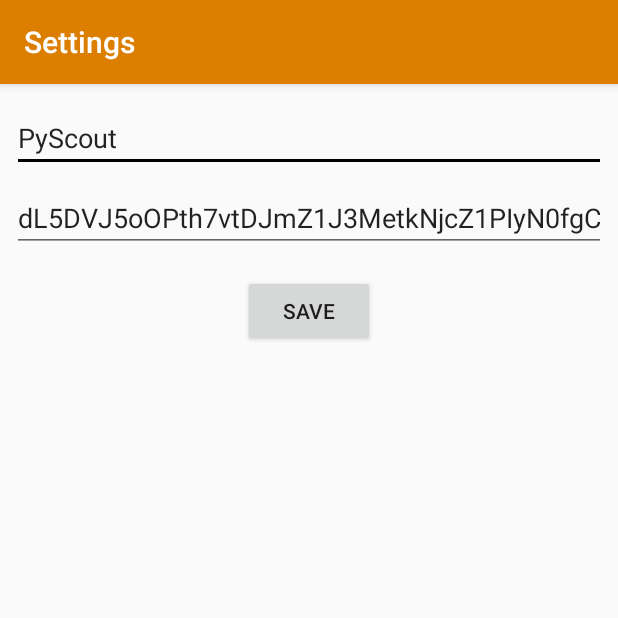
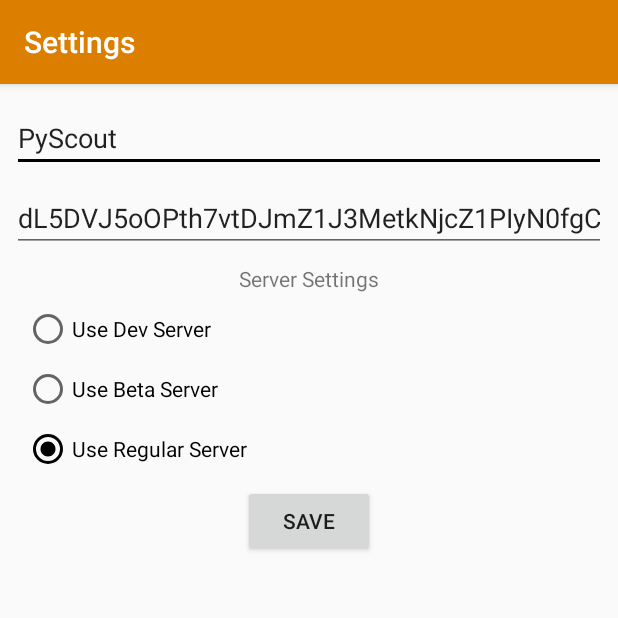
Before and after one commit to joshua9889/the-orange-alliance-android, an Android app: the screen it shows after launch (SettingsActivity), in the options menu, after a tap on "Settings", on a phone screen of 412 x 824 dp, the top half of it. Run offline under Robolectric (Android 15) with nearby library versions, the phone set to English and light mode, and no system bars.

Commit message:
Added Preferences for App. name, TOA Key, and which server to use.

```diff
--- a/app/src/main/java/org/theorangealliance/theorangealliance/MainActivity.java
+++ b/app/src/main/java/org/theorangealliance/theorangealliance/MainActivity.java
@@ -1,6 +1,8 @@
 package org.theorangealliance.theorangealliance;
 
+import android.content.Context;
 import android.content.Intent;
+import android.content.SharedPreferences;
 import android.os.Bundle;
 import android.support.constraint.ConstraintLayout;
 import android.support.design.widget.FloatingActionButton;
@@ -34,6 +36,8 @@ public class MainActivity extends AppCompatActivity {
     private Intent team_intent;
     private Intent event_intent;
     private Intent settings_intent;
+    TextView output;
+    SharedPreferences API_settings;
 
     @Override
     protected void onCreate(Bundle savedInstanceState) {
@@ -41,6 +45,12 @@ public class MainActivity extends AppCompatActivity {
         setContentView(R.layout.activity_main);
         Toolbar toolbar = (Toolbar) findViewById(R.id.toolbar);
         setSupportActionBar(toolbar);
+        output = (TextView)findViewById(R.id.Output);
+        API_settings = this.getSharedPreferences("APIsettings" , Context.MODE_PRIVATE);
+        output.setText(
+            API_settings.getString("X_APP_NAME", null) + "\n" +
+            API_settings.getString("X_TOA_KEY", null) + "\n" +
+            API_settings.getString("Server", ""));
 
         team_intent = new Intent(this, TeamActivity.class);
         event_intent = new Intent(this, EventActivity.class);
--- a/app/src/main/java/org/theorangealliance/theorangealliance/Settings/SettingsActivity.java
+++ b/app/src/main/java/org/theorangealliance/theorangealliance/Settings/SettingsActivity.java
@@ -1,21 +1,96 @@
 package org.theorangealliance.theorangealliance.Settings;
 
+import android.content.Context;
+import android.content.Intent;
+import android.content.SharedPreferences;
 import android.os.Bundle;
 import android.support.v7.app.AppCompatActivity;
+import android.view.View;
+import android.widget.Button;
+import android.widget.EditText;
+import android.widget.RadioButton;
 
+import org.theorangealliance.theorangealliance.MainActivity;
 import org.theorangealliance.theorangealliance.R;
 
 /**
  * Created by joshua9889 on 8/31/2017.
+ *
+ * What's happening here?
+ * X_APP and X_Key are the given by the TOA
+ *
+ * Radio Buttons modify which server to use. Default is Regular.
  */
 
 public class SettingsActivity extends AppCompatActivity {
     public SettingsActivity(){}
+
+    private EditText X_App, X_Key;
+    private RadioButton Dev, Beta, Regular;
+    private SharedPreferences API_settings;
+    private Intent main_intent;
+    private AppCompatActivity activity = this;
+    private String server = "Regular";
 
     @Override
     public void onCreate(Bundle savedInstance){
         super.onCreate(savedInstance);
         setContentView(R.layout.settings_main);
 
+        API_settings = this.getSharedPreferences("APIsettings" , Context.MODE_PRIVATE);
+
+        X_App = (EditText)findViewById(R.id.X_App);
+        X_Key = (EditText)findViewById(R.id.X_TOA_Key);
+        Dev = (RadioButton)findViewById(R.id.useDev);
+        Beta = (RadioButton)findViewById(R.id.useBeta);
+        Regular = (RadioButton)findViewById(R.id.useRegular);
+        Button saveChanges = (Button) findViewById(R.id.Save_Button);
+        Regular.setChecked(true);
+
+        //Saved Values
+        X_App.setText(API_settings.getString("X_APP_NAME", "PyScout"));
+        X_Key.setText(API_settings.getString("X_TOA_KEY", "dL5DVJ5oOPth7vtDJmZ1J3MetkNjcZ1PIyN0fgCxiiyx2kh7pEz13A=="));
+
+        //Used when the Button "Save" is pressed
+        main_intent = new Intent(this, MainActivity.class);
+
+        Dev.setOnClickListener(new View.OnClickListener() {
+            @Override
+            public void onClick(View view) {
+                Beta.setChecked(false);
+                Regular.setChecked(false);
+                server = "Dev";
+            }
+        });
+
+        Beta.setOnClickListener(new View.OnClickListener() {
+            @Override
+            public void onClick(View view) {
+                Dev.setChecked(false);
+                Regular.setChecked(false);
+                server = "Beta";
+            }
+        });
+
+        Regular.setOnClickListener(new View.OnClickListener() {
+            @Override
+            public void onClick(View view) {
+                Dev.setChecked(false);
+                Beta.setChecked(false);
+                server = "Regular";
+            }
+        });
+
+        saveChanges.setOnClickListener(new View.OnClickListener() {
+            @Override
+            public void onClick(View view) {
+                SharedPreferences.Editor editor = API_settings.edit();
+                editor.putString("X_APP_NAME", X_App.getText().toString());
+                editor.putString("X_TOA_KEY", X_Key.getText().toString());
+                editor.putString("Server", server);
+                editor.apply();
+                activity.startActivity(main_intent);
+            }
+        });
     }
 }
--- a/app/src/main/res/layout/settings_intenal.xml
+++ b/app/src/main/res/layout/settings_intenal.xml
@@ -47,13 +47,56 @@
         app:layout_constraintTop_toBottomOf="@+id/X_App"/>
 
     <Button
-        android:id="@+id/button"
+        android:id="@+id/Save_Button"
         style="@style/Widget.AppCompat.Button"
         android:layout_width="wrap_content"
         android:layout_height="wrap_content"
-        android:layout_marginTop="15dp"
+        android:layout_marginTop="8dp"
         android:text="Save"
         app:layout_constraintLeft_toLeftOf="parent"
         app:layout_constraintRight_toRightOf="parent"
+        app:layout_constraintTop_toBottomOf="@+id/useRegular"/>
+
+    <RadioButton
+        android:id="@+id/useDev"
+        android:layout_width="wrap_content"
+        android:layout_height="wrap_content"
+        android:layout_marginLeft="16dp"
+        android:text="Use Dev Server"
+        app:layout_constraintLeft_toLeftOf="parent"
+        android:layout_marginTop="8dp"
+        app:layout_constraintTop_toBottomOf="@+id/textView2"/>
+
+    <RadioButton
+        android:id="@+id/useBeta"
+        android:layout_width="wrap_content"
+        android:layout_height="wrap_content"
+        android:layout_marginLeft="16dp"
+        android:text="Use Beta Server"
+        app:layout_constraintLeft_toLeftOf="parent"
+        android:layout_marginTop="8dp"
+        app:layout_constraintTop_toBottomOf="@+id/useDev"/>
+
+    <RadioButton
+        android:id="@+id/useRegular"
+        android:layout_width="wrap_content"
+        android:layout_height="wrap_content"
+        android:layout_marginLeft="16dp"
+        android:text="Use Regular Server"
+        app:layout_constraintLeft_toLeftOf="parent"
+        android:layout_marginTop="8dp"
+        app:layout_constraintTop_toBottomOf="@+id/useBeta"/>
+
+    <TextView
+        android:id="@+id/textView2"
+        android:layout_width="wrap_content"
+        android:layout_height="wrap_content"
+        android:text="Server Settings"
+        android:visibility="visible"
+        app:layout_constraintLeft_toLeftOf="parent"
+        app:layout_constraintRight_toRightOf="parent"
+        app:layout_constraintHorizontal_bias="0.501"
+        android:layout_marginTop="8dp"
         app:layout_constraintTop_toBottomOf="@+id/X_TOA_Key"/>
+
 </android.support.constraint.ConstraintLayout>
```
